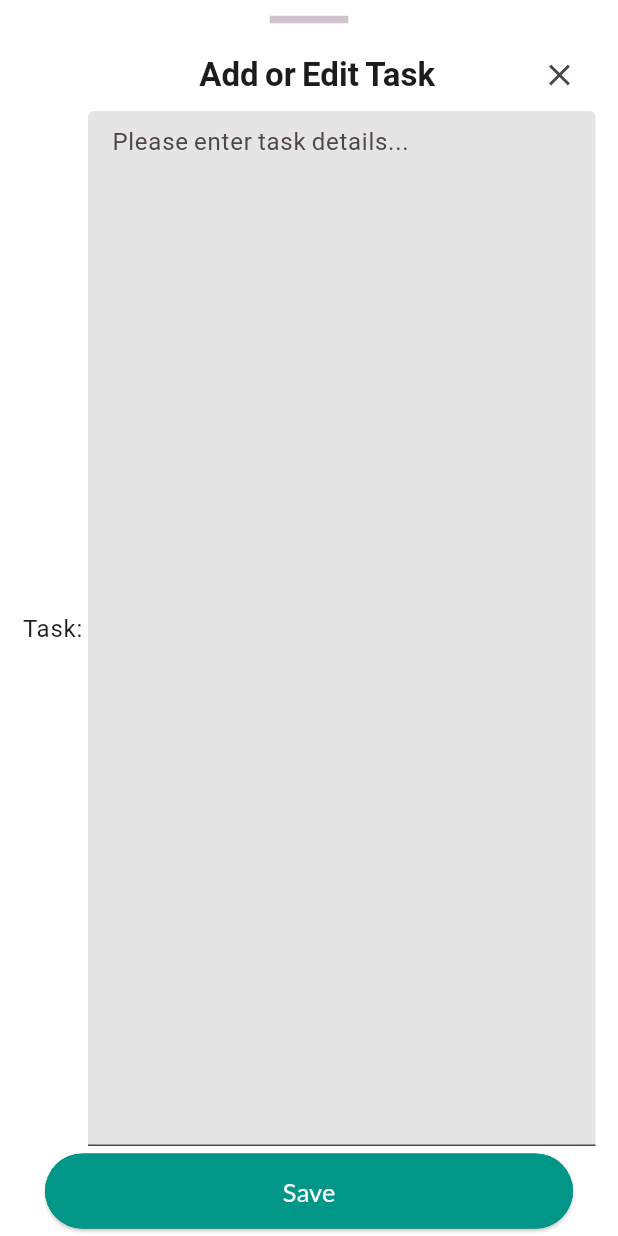
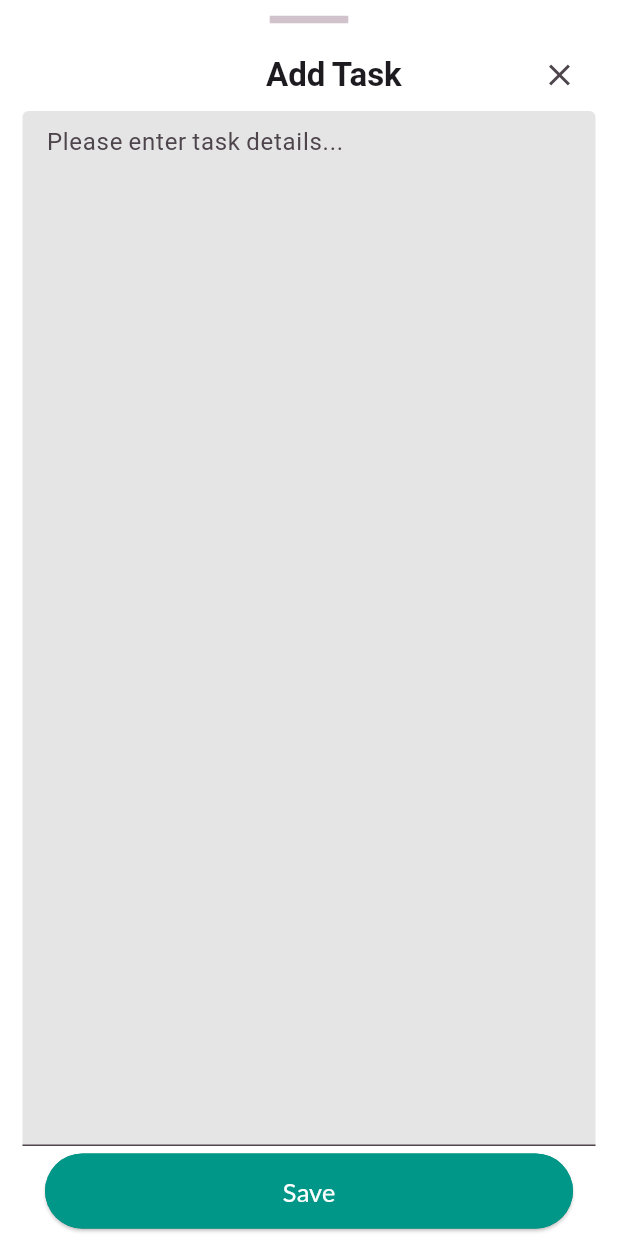
Before and after one commit to Enata001/Flutter-task-manager, a Flutter app: the CreateOrEditTask widget shown alone on an empty page, opened directly, on a phone screen of 412 x 824 dp. Run offline on Flutter 3.47's test engine with Material 3 defaults, Android fonts, the light colour scheme and no system bars; our stand-ins replace dio, google_fonts, shared_preferences; accounts and stored records are empty.

Commit message:
make minor UI changes

```diff
--- a/lib/features/auth/widgets/sign_in.dart
+++ b/lib/features/auth/widgets/sign_in.dart
@@ -66,7 +66,7 @@ class _SignInState extends State<SignIn> {
             style: Theme.of(context).textTheme.labelLarge,
           ),
           CTextField(
-            hintText: 'username',
+            hintText: 'Username',
             textInputType: TextInputType.text,
             controller: usernameController,
             validator: (value) => validateText(value),
--- a/lib/features/home/screens/home_screen.dart
+++ b/lib/features/home/screens/home_screen.dart
@@ -119,6 +119,8 @@ class _HomeScreenState extends State<HomeScreen> {
                             context,
                             createOrEditTask: CreateOrEditTask(
                               task: e,
+                              description: 'Edit',
+
                             ),
                           );
                           if (task != null) {
@@ -160,6 +162,7 @@ class _HomeScreenState extends State<HomeScreen> {
                 createOrEditTask: CreateOrEditTask(
                   userId: user?.id,
                   id: id,
+
                 ));
             if (taskDetails != null) {
               toDoProvider.addTask(taskDetails);
--- a/lib/features/task/screens/task_screen.dart
+++ b/lib/features/task/screens/task_screen.dart
@@ -6,6 +6,7 @@ import '../../auth/widgets/celevated_button.dart';
 
 class CreateOrEditTask extends StatelessWidget {
   final Todo? task;
+  final String? description;
   final int? id;
   final int? userId;
 
@@ -13,6 +14,7 @@ class CreateOrEditTask extends StatelessWidget {
     super.key,
     this.task,
     this.id,
+    this.description = 'Add',
     this.userId,
   });
 
@@ -39,7 +41,7 @@ class CreateOrEditTask extends StatelessWidget {
                 flex: 2,
               ),
               Text(
-                "Add or Edit Task",
+                "$description Task",
                 style: Theme.of(context)
                     .textTheme
                     .titleLarge
@@ -55,13 +57,6 @@ class CreateOrEditTask extends StatelessWidget {
             ],
           ),
           Expanded(
-            child: Row(
-              children: [
-                Text(
-                  'Task: ',
-                  style: Theme.of(context).textTheme.bodyLarge,
-                ),
-                Expanded(
             child: TextFormField(
               initialValue: newText,
               expands: true,
@@ -69,9 +64,7 @@ class CreateOrEditTask extends StatelessWidget {
               decoration: InputDecoration(
                 hintText: 'Please enter task details...',
                 filled: true,
-
-                      fillColor:
-                          Theme.of(context).primaryColor.withOpacity(0.1),
+                fillColor: Theme.of(context).primaryColor.withOpacity(0.1),
               ),
               maxLines: null,
               onChanged: (value) {
@@ -80,11 +73,9 @@ class CreateOrEditTask extends StatelessWidget {
               },
             ),
           ),
-              ],
-            ),
-          ),
           Padding(
-              padding: const EdgeInsets.symmetric(vertical: 5, horizontal: Dimensions.smallSpace),
+            padding: const EdgeInsets.symmetric(
+                vertical: 5, horizontal: Dimensions.smallSpace),
             child: CElevatedButton(
                 action: () {
                   if (newText != null) {
@@ -92,15 +83,16 @@ class CreateOrEditTask extends StatelessWidget {
                       final updatedTask = task?.copyWith(todo: newText);
                       Navigator.of(context).pop(updatedTask);
                     } else {
-                        Todo newTask = Todo(
-                            id: id!, todo: newText!.trim(), userId: userId!);
+                      Todo newTask =
+                          Todo(id: id!, todo: newText!.trim(), userId: userId!);
                       Navigator.of(context).pop(newTask);
                     }
                   } else {
                     Navigator.of(context).pop();
                   }
                 },
-                  title: 'Save'))
+                title: 'Save'),
+          ),
         ],
       ),
     );
```
Lines whose indentation alone changed are shown as unchanged.
